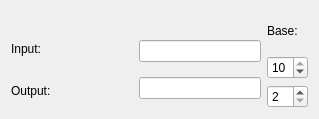
Qt form dialog.ui (realityfabric/Base-Conversion-Calculator) before a commit.
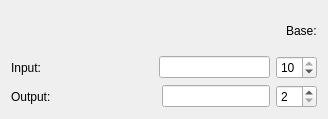
The same form after that commit.

Commit message: Fixed the alignment of the objects on the form.

Patch:
```diff
--- a/dialog.ui
+++ b/dialog.ui
@@ -6,18 +6,16 @@
    <rect>
     <x>0</x>
     <y>0</y>
-    <width>319</width>
+    <width>328</width>
     <height>119</height>
    </rect>
   </property>
   <property name="windowTitle">
    <string>Dialog</string>
   </property>
-  <layout class="QVBoxLayout" name="verticalLayout_4">
+  <layout class="QVBoxLayout" name="verticalLayout">
    <item>
-    <layout class="QHBoxLayout" name="horizontalLayout">
-     <item>
-      <layout class="QVBoxLayout" name="verticalLayout_3">
+    <layout class="QHBoxLayout" name="horizontalLayout_3">
        <item>
         <spacer name="horizontalSpacer">
          <property name="orientation">
@@ -32,6 +30,30 @@
         </spacer>
        </item>
        <item>
+      <spacer name="horizontalSpacer_2">
+       <property name="orientation">
+        <enum>Qt::Horizontal</enum>
+       </property>
+       <property name="sizeHint" stdset="0">
+        <size>
+         <width>40</width>
+         <height>20</height>
+        </size>
+       </property>
+      </spacer>
+     </item>
+     <item>
+      <widget class="QLabel" name="label_base">
+       <property name="text">
+        <string>Base:</string>
+       </property>
+      </widget>
+     </item>
+    </layout>
+   </item>
+   <item>
+    <layout class="QHBoxLayout" name="horizontalLayout_2">
+     <item>
         <widget class="QLabel" name="label_input">
          <property name="text">
           <string>Input:</string>
@@ -39,18 +61,7 @@
         </widget>
        </item>
        <item>
-        <widget class="QLabel" name="label_output">
-         <property name="text">
-          <string>Output:</string>
-         </property>
-        </widget>
-       </item>
-      </layout>
-     </item>
-     <item>
-      <layout class="QVBoxLayout" name="verticalLayout_2">
-       <item>
-        <spacer name="horizontalSpacer_2">
+      <spacer name="horizontalSpacer_3">
          <property name="orientation">
           <enum>Qt::Horizontal</enum>
          </property>
@@ -70,36 +81,49 @@
         </widget>
        </item>
        <item>
+      <widget class="QSpinBox" name="spinBox_inputBase">
+       <property name="minimum">
+        <number>2</number>
+       </property>
+       <property name="maximum">
+        <number>10</number>
+       </property>
+       <property name="value">
+        <number>10</number>
+       </property>
+      </widget>
+     </item>
+    </layout>
+   </item>
+   <item>
+    <layout class="QHBoxLayout" name="horizontalLayout">
+     <item>
+      <widget class="QLabel" name="label_output">
+       <property name="text">
+        <string>Output:</string>
+       </property>
+      </widget>
+     </item>
+     <item>
+      <spacer name="horizontalSpacer_4">
+       <property name="orientation">
+        <enum>Qt::Horizontal</enum>
+       </property>
+       <property name="sizeHint" stdset="0">
+        <size>
+         <width>40</width>
+         <height>20</height>
+        </size>
+       </property>
+      </spacer>
+     </item>
+     <item>
         <widget class="QLineEdit" name="lineEdit_result">
          <property name="readOnly">
           <bool>true</bool>
          </property>
         </widget>
        </item>
-      </layout>
-     </item>
-     <item>
-      <layout class="QVBoxLayout" name="verticalLayout">
-       <item>
-        <widget class="QLabel" name="label_base">
-         <property name="text">
-          <string>Base:</string>
-         </property>
-        </widget>
-       </item>
-       <item>
-        <widget class="QSpinBox" name="spinBox_inputBase">
-         <property name="minimum">
-          <number>2</number>
-         </property>
-         <property name="maximum">
-          <number>10</number>
-         </property>
-         <property name="value">
-          <number>10</number>
-         </property>
-        </widget>
-       </item>
        <item>
         <widget class="QSpinBox" name="spinBox_outputBase">
          <property name="minimum">
@@ -112,8 +136,6 @@
           <number>2</number>
          </property>
         </widget>
-       </item>
-      </layout>
      </item>
     </layout>
    </item>
```
Lines whose indentation alone changed are shown as unchanged.
